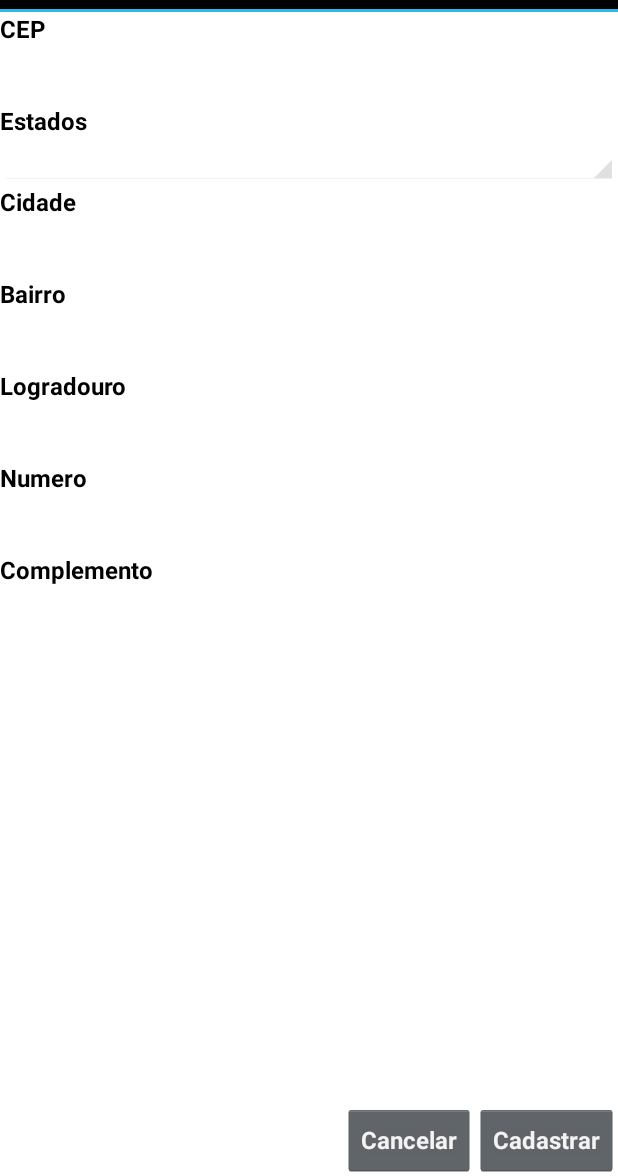
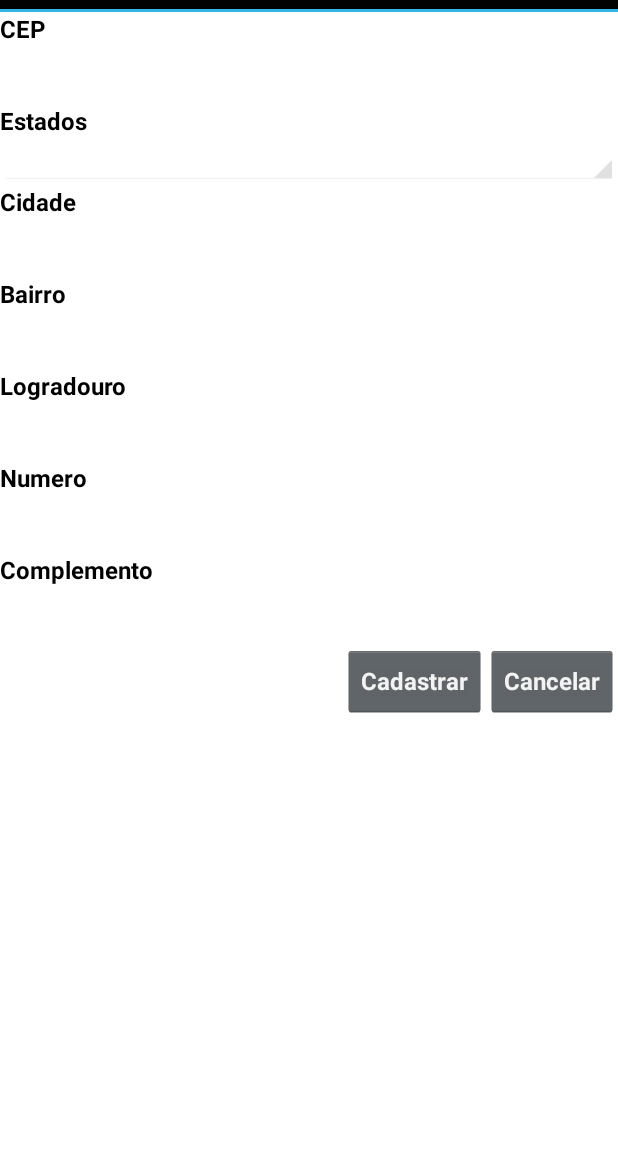
Before and after one commit to Cablush/CablushAndroidApp, an Android app: the layout endereco_layout.xml on its own in the app's theme, with its tools: preview values and no code run, on a phone screen of 412 x 824 dp, the part 60-1236 px from its top. Run offline under Robolectric (Android 15) with nearby library versions, the light colour scheme and no system bars.

Commit message:
Ajuste layout

```diff
--- a/app/src/main/res/layout/endereco_layout.xml
+++ b/app/src/main/res/layout/endereco_layout.xml
@@ -169,20 +169,17 @@
         android:layout_alignParentLeft="true"
         android:layout_alignParentStart="true"
         android:layout_alignParentRight="true"
-        android:layout_alignParentEnd="true"
         />
-
-        </RelativeLayout>
-    </ScrollView>
-
             <Button
                 android:layout_width="wrap_content"
                 android:layout_height="wrap_content"
                 android:text="@string/txt_cancelar"
                 android:id="@+id/btnCancelar"
+                android:layout_below="@id/edtComplemento"
                 android:layout_alignParentBottom="true"
-        android:layout_toLeftOf="@+id/btnSalvar"
-        android:layout_toStartOf="@+id/btnSalvar"
+                android:layout_alignParentRight="true"
+                android:layout_alignParentEnd="true"
+
                 style="@style/TextAppearance.FontPath"/>
 
             <Button
@@ -190,8 +187,13 @@
                 android:layout_height="wrap_content"
                 android:text="@string/txt_cadastrar"
                 android:id="@+id/btnSalvar"
+                android:layout_below="@id/edtComplemento"
                 android:layout_alignParentBottom="true"
-        android:layout_alignParentRight="true"
-        android:layout_alignParentEnd="true"
+                android:layout_toLeftOf="@+id/btnCancelar"
+                android:layout_toStartOf="@+id/btnCancelar"
                 style="@style/TextAppearance.FontPath"/>
         </RelativeLayout>
+    </ScrollView>
+
+
+</RelativeLayout>
```
Lines whose indentation alone changed are shown as unchanged.
